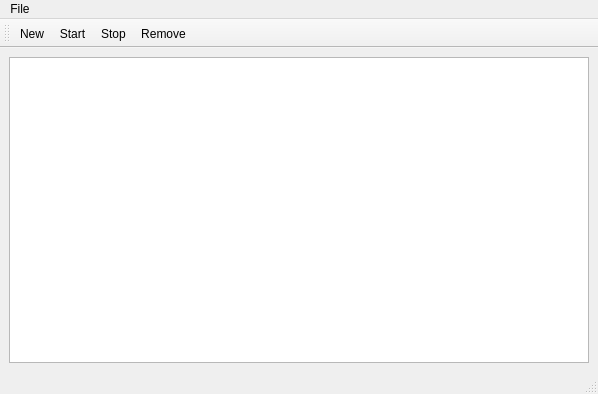
Qt form jobtimer.ui (cmusik/tasktimer) before a commit.
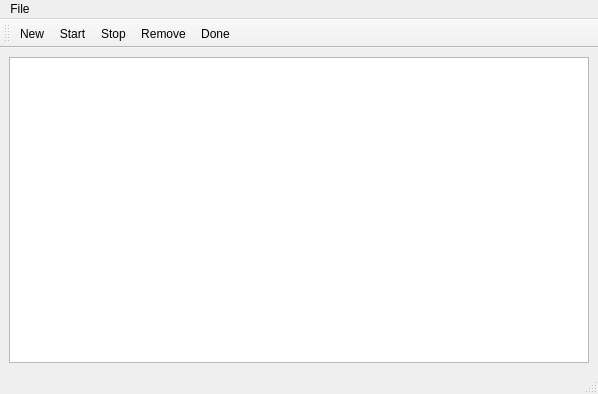
The same form after that commit.

Patch:
```diff
--- a/jobtimer.ui
+++ b/jobtimer.ui
@@ -70,6 +70,7 @@
    <addaction name="actionStart" />
    <addaction name="actionStop" />
    <addaction name="actionRemove" />
+   <addaction name="actionDone" />
   </widget>
   <action name="actionExit" >
    <property name="text" >
@@ -96,6 +97,11 @@
     <string>Remove</string>
    </property>
   </action>
+  <action name="actionDone" >
+   <property name="text" >
+    <string>Done</string>
+   </property>
+  </action>
  </widget>
  <resources/>
  <connections>
```
Left out of the diff: 10 changed lines with no effect on the pictures.
